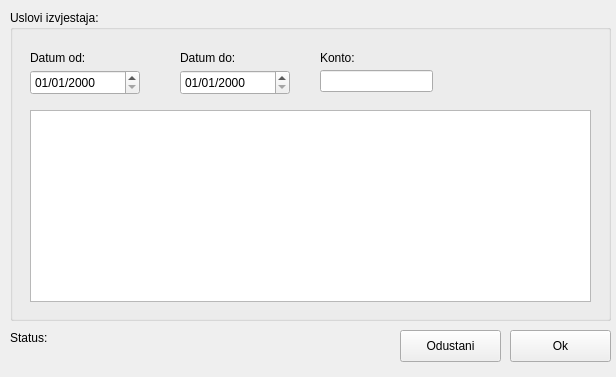
Above: client/uiforms/skeleton.ui from knowhow/skeleton before the change. Below: the same form after it.
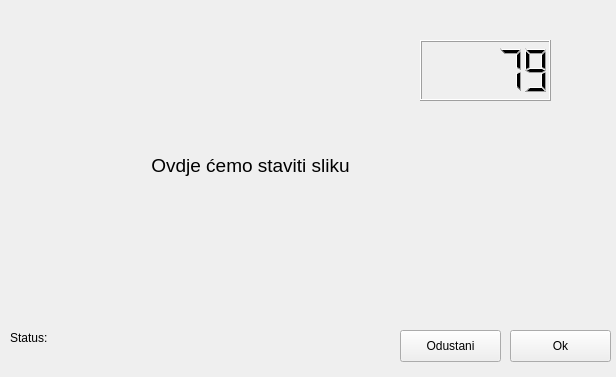
That is the form after the change. Custom widgets are drawn as their Qt base class.

Commit message: skeleton.ui. pixmap ne radi ali ima try catch

```diff
--- a/client/uiforms/skeleton.ui
+++ b/client/uiforms/skeleton.ui
@@ -20,104 +20,9 @@
   <property name="windowTitle">
    <string>Subanaliticka specifikacija</string>
   </property>
-  <widget class="QGroupBox" name="groupBox">
-   <property name="geometry">
-    <rect>
-     <x>10</x>
-     <y>10</y>
-     <width>601</width>
-     <height>311</height>
-    </rect>
-   </property>
-   <property name="title">
-    <string>Uslovi izvjestaja:</string>
-   </property>
-   <widget class="QDateEdit" name="_dateTo">
-    <property name="geometry">
-     <rect>
-      <x>170</x>
-      <y>60</y>
-      <width>110</width>
-      <height>25</height>
-     </rect>
-    </property>
-    <property name="displayFormat">
-     <string>dd/MM/yyyy</string>
-    </property>
-   </widget>
-   <widget class="QDateEdit" name="_dateFrom">
-    <property name="geometry">
-     <rect>
-      <x>20</x>
-      <y>60</y>
-      <width>110</width>
-      <height>25</height>
-     </rect>
-    </property>
-    <property name="displayFormat">
-     <string>dd/MM/yyyy</string>
-    </property>
-   </widget>
-   <widget class="QLabel" name="label">
-    <property name="geometry">
-     <rect>
-      <x>20</x>
-      <y>40</y>
-      <width>62</width>
-      <height>16</height>
-     </rect>
-    </property>
-    <property name="text">
-     <string>Datum od:</string>
-    </property>
-   </widget>
-   <widget class="QLabel" name="label_2">
-    <property name="geometry">
-     <rect>
-      <x>170</x>
-      <y>40</y>
-      <width>62</width>
-      <height>16</height>
-     </rect>
-    </property>
-    <property name="text">
-     <string>Datum do:</string>
-    </property>
-   </widget>
-   <widget class="QLineEdit" name="_idKonto">
-    <property name="geometry">
-     <rect>
-      <x>310</x>
-      <y>60</y>
-      <width>113</width>
-      <height>22</height>
-     </rect>
-    </property>
-   </widget>
-   <widget class="QLabel" name="label_3">
-    <property name="geometry">
-     <rect>
-      <x>310</x>
-      <y>40</y>
-      <width>62</width>
-      <height>16</height>
-     </rect>
-    </property>
-    <property name="text">
-     <string>Konto:</string>
-    </property>
-   </widget>
-   <widget class="XTreeView" name="_view">
-    <property name="geometry">
-     <rect>
-      <x>20</x>
-      <y>100</y>
-      <width>561</width>
-      <height>192</height>
-     </rect>
-    </property>
-   </widget>
-  </widget>
+  <property name="locale">
+   <locale language="Croatian" country="Croatia"/>
+  </property>
   <widget class="QPushButton" name="_btnOk">
    <property name="geometry">
     <rect>
@@ -157,14 +62,47 @@
     <string>Status:</string>
    </property>
   </widget>
+  <widget class="QLCDNumber" name="_lcd">
+   <property name="geometry">
+    <rect>
+     <x>420</x>
+     <y>40</y>
+     <width>131</width>
+     <height>61</height>
+    </rect>
+   </property>
+   <property name="intValue" stdset="0">
+    <number>79</number>
+   </property>
+  </widget>
+  <widget class="QLabel" name="_lblGraphic">
+   <property name="geometry">
+    <rect>
+     <x>120</x>
+     <y>70</y>
+     <width>261</width>
+     <height>191</height>
+    </rect>
+   </property>
+   <property name="font">
+    <font>
+     <pointsize>14</pointsize>
+    </font>
+   </property>
+   <property name="autoFillBackground">
+    <bool>false</bool>
+   </property>
+   <property name="text">
+    <string>Ovdje ćemo staviti sliku</string>
+   </property>
+   <property name="scaledContents">
+    <bool>false</bool>
+   </property>
+   <property name="alignment">
+    <set>Qt::AlignCenter</set>
+   </property>
+  </widget>
  </widget>
- <customwidgets>
-  <customwidget>
-   <class>XTreeView</class>
-   <extends>QTreeView</extends>
-   <header>xtreeview.h</header>
-  </customwidget>
- </customwidgets>
  <resources/>
  <connections/>
 </ui>
```
Left out of the diff: 6 changed lines with no effect on the pictures. The commit also changes 4 other files.
